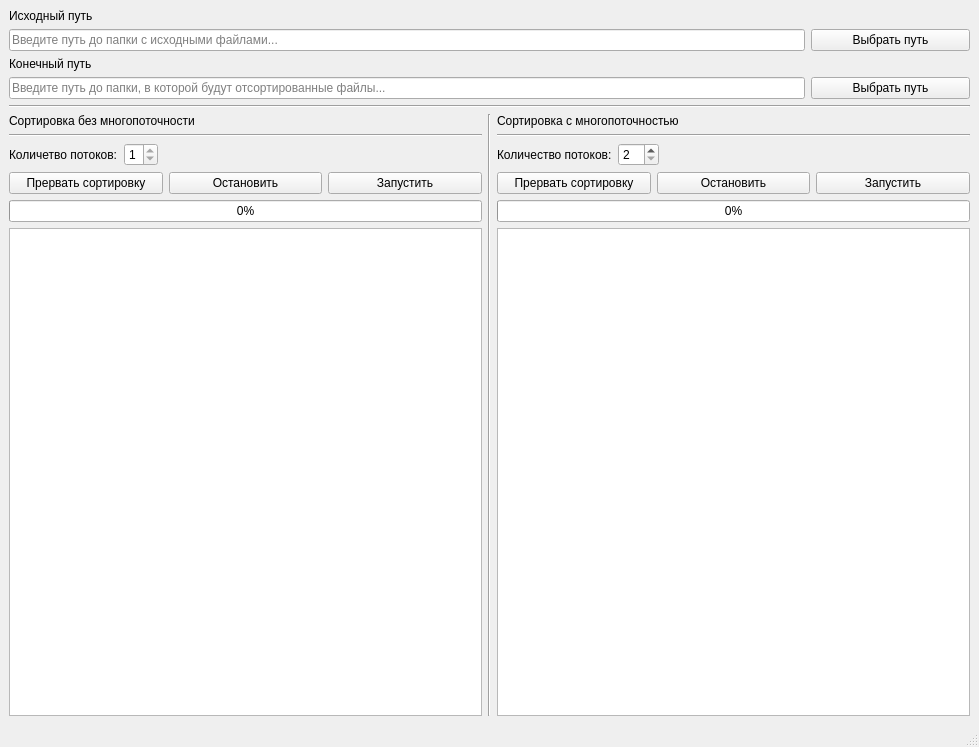
First picture: the form in mainwindow.ui, repository vazzorina/SortPhoto2, before the edit.
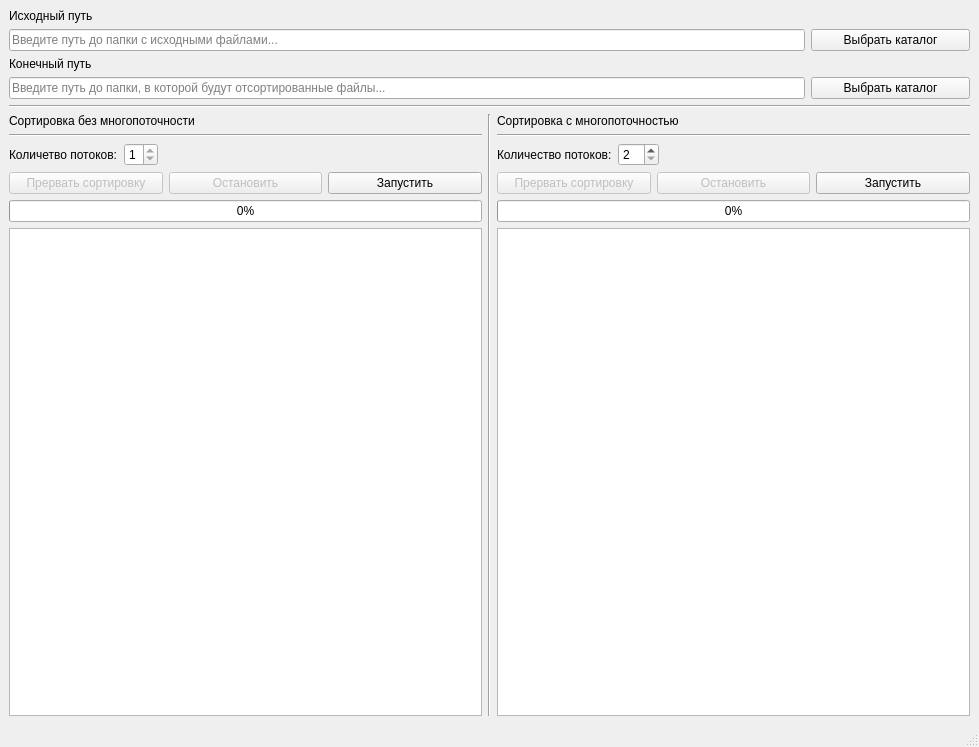
Second picture: the form after the edit.

```diff
--- a/mainwindow.ui
+++ b/mainwindow.ui
@@ -45,7 +45,7 @@
         <item>
          <widget class="QPushButton" name="pbtnStartPath">
           <property name="text">
-           <string>Выбрать путь</string>
+           <string>Выбрать каталог</string>
           </property>
          </widget>
         </item>
@@ -73,7 +73,7 @@
         <item>
          <widget class="QPushButton" name="pbtnFinishPath">
           <property name="text">
-           <string>Выбрать путь</string>
+           <string>Выбрать каталог</string>
           </property>
          </widget>
         </item>
@@ -145,6 +145,9 @@
            <layout class="QHBoxLayout" name="hLayoutBtnsOneThread">
             <item>
              <widget class="QPushButton" name="pbtnFinish">
+              <property name="enabled">
+               <bool>false</bool>
+              </property>
               <property name="text">
                <string>Прервать сортировку</string>
               </property>
@@ -152,6 +155,9 @@
             </item>
             <item>
              <widget class="QPushButton" name="pbtnStop">
+              <property name="enabled">
+               <bool>false</bool>
+              </property>
               <property name="text">
                <string>Остановить</string>
               </property>
@@ -246,6 +252,9 @@
            <layout class="QHBoxLayout" name="hLayoutBtnsManyThreads">
             <item>
              <widget class="QPushButton" name="pbtnFinishThreads">
+              <property name="enabled">
+               <bool>false</bool>
+              </property>
               <property name="text">
                <string>Прервать сортировку</string>
               </property>
@@ -253,6 +262,9 @@
             </item>
             <item>
              <widget class="QPushButton" name="pbtnStopThreads">
+              <property name="enabled">
+               <bool>false</bool>
+              </property>
               <property name="text">
                <string>Остановить</string>
               </property>
```
Left out of the diff: 2 changed lines with no effect on the pictures.
